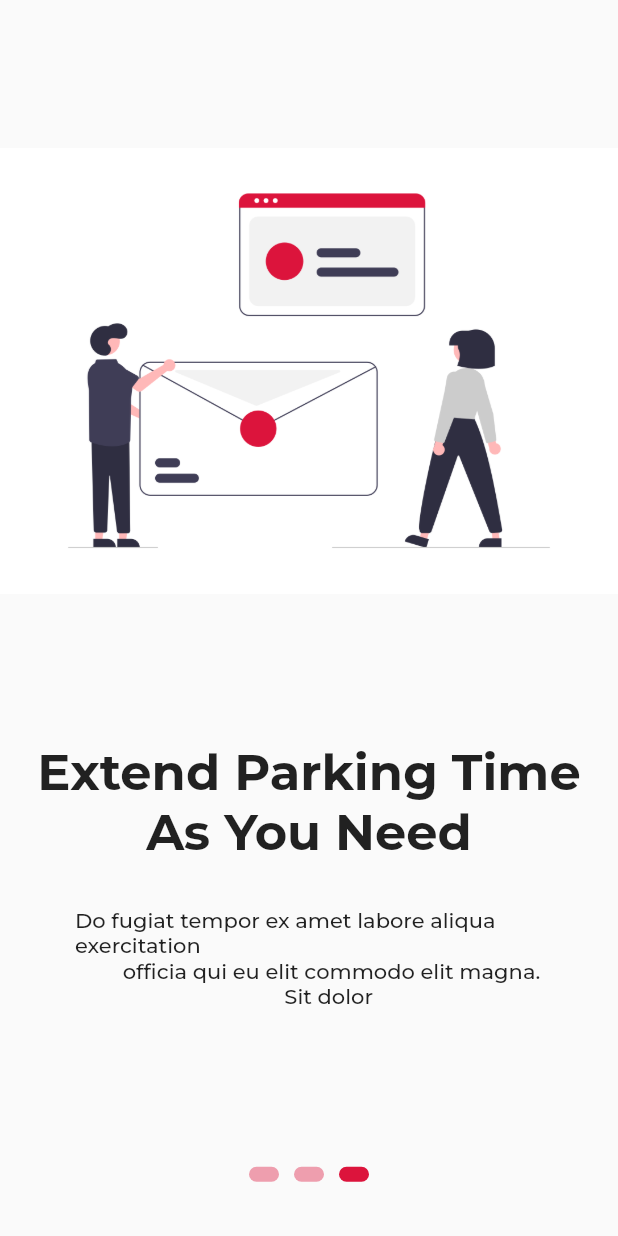
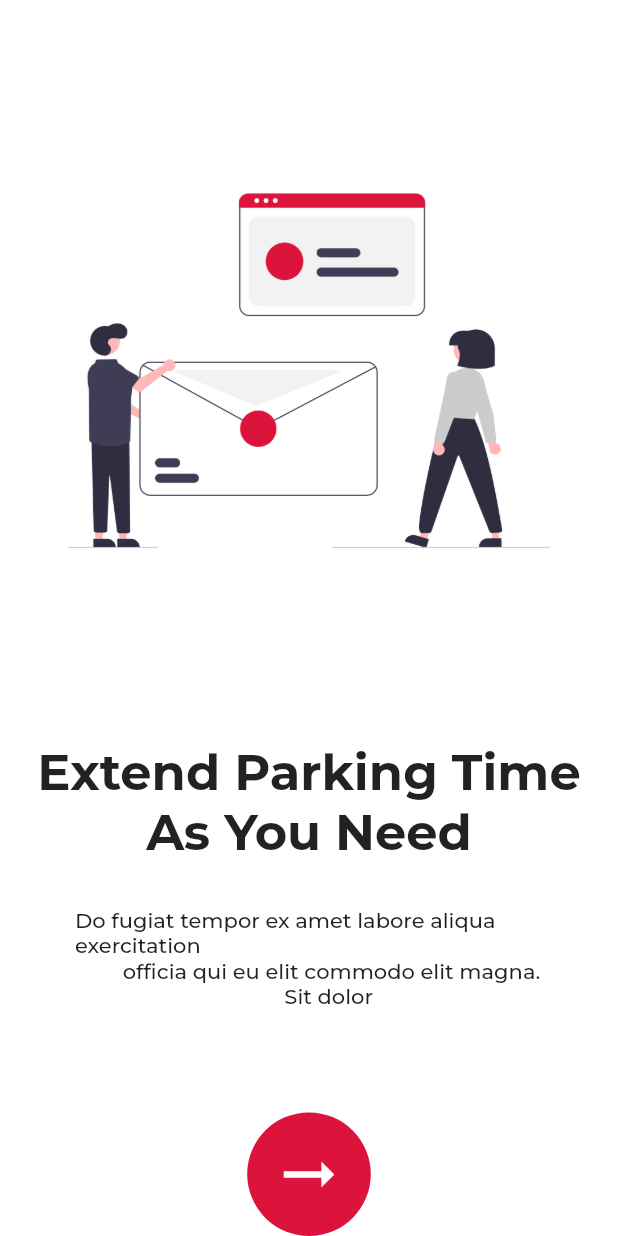
Before and after one commit to emqCOSC381/SmartParkingApp_flutter, a Flutter app: the screen it shows after launch, swiped to page 3, on a phone screen of 412 x 824 dp. Run offline on Flutter 3.47's test engine with Material 2 defaults, Android fonts, the phone set to English and light mode, and no system bars; our stand-ins replace google_fonts.

Commit message:
fixed dots and dark theme issue

```diff
--- a/lib/screens/onboard/onboard.dart
+++ b/lib/screens/onboard/onboard.dart
@@ -16,6 +16,7 @@ class _OnboardState extends State<Onboard> {
   @override
   Widget build(BuildContext context) {
     return Scaffold(
+      backgroundColor: Colors.white,
       body: PageView(
         children: <Widget>[
           // image,boldt1,boldt2,smallt1,smallt2, smallt3, pageColor
@@ -29,6 +30,9 @@ class _OnboardState extends State<Onboard> {
             dotColor1: Constants.primaryColor,
             dotColor2: Constants.primaryFaded,
             dotColor3: Constants.primaryFaded,
+            transparent: false,
+            context:context
+
             ),
           Onboard_(
             image:Constants.onboard2,
@@ -40,6 +44,9 @@ class _OnboardState extends State<Onboard> {
             dotColor1: Constants.primaryFaded,
             dotColor2: Constants.primaryColor,
             dotColor3: Constants.primaryFaded,
+            transparent: false,
+            context:context
+
             ),
           Onboard_(
             image:Constants.onboard3,
@@ -48,9 +55,11 @@ class _OnboardState extends State<Onboard> {
             smallt1:"Do fugiat tempor ex amet labore aliqua exercitation",
             smallt2:"officia qui eu elit commodo elit magna.",
             smallt3: "Sit dolor ",
-            dotColor1: Constants.primaryFaded,
-            dotColor2: Constants.primaryFaded,
-            dotColor3: Constants.primaryColor,
+            dotColor1: Colors.transparent,
+            dotColor2: Colors.transparent,
+            dotColor3: Colors.transparent,
+            transparent: true,
+            context:context
             ),
         ],
       ),
--- a/lib/utils/constants.dart
+++ b/lib/utils/constants.dart
@@ -15,6 +15,10 @@ class Constants{
   static final String onboard2 = "assets/imgs/png/onboard/onboard2.png";
   static final String onboard3 = "assets/imgs/png/onboard/onboard3.png";
 
+  static final String login1 = "assets/imgs/png/letsin/login3.png";
+
+
+
   //Dimensions
     static double width(BuildContext context){return MediaQuery.of(context).size.width;}
     static double height(BuildContext context){return MediaQuery.of(context).size.height;}
--- a/lib/widgets/onboard.dart
+++ b/lib/widgets/onboard.dart
@@ -1,5 +1,8 @@
+
+
 import 'package:flutter/material.dart';
 import 'package:google_fonts/google_fonts.dart';
+import 'package:parking/screens/authentication/login.dart';
 import 'package:parking/utils/constants.dart';
 
 class Onboard_ extends StatelessWidget {
@@ -12,6 +15,8 @@ class Onboard_ extends StatelessWidget {
   final Color dotColor1;
   final Color dotColor2;
   final Color dotColor3;
+  final bool transparent;
+  final BuildContext context;
 
   Onboard_({
     required this.image,
@@ -23,8 +28,9 @@ class Onboard_ extends StatelessWidget {
     required this.dotColor1,
     required this.dotColor2,
     required this.dotColor3,
+    required this.transparent,
+    required this.context,
   });
-
   @override
   Widget build(BuildContext context) {
     return Container(
@@ -70,7 +76,7 @@ class Onboard_ extends StatelessWidget {
           Container(
             height: Constants.height(context) * 0.1,
             width: Constants.width(context),
-            child: Row(
+            child: transparent? next(context) :Row(
               crossAxisAlignment: CrossAxisAlignment.center,
               mainAxisAlignment: MainAxisAlignment.center,
               children: [
@@ -86,7 +92,6 @@ class Onboard_ extends StatelessWidget {
       ),
     );
   }
-
   Container dots(Color color) {
     return Container(
       height: 10,
@@ -110,4 +115,23 @@ class Onboard_ extends StatelessWidget {
       style: GoogleFonts.montserrat(fontWeight: FontWeight.w700, fontSize: 33),
     );
   }
+
+  Container next(context) {
+    return Container(
+      child: GestureDetector(
+        onTap: (){
+          Navigator.push(context, MaterialPageRoute(builder: (context)=>Login()));
+        },
+        child: CircleAvatar(
+          backgroundColor: Constants.primaryColor,
+          foregroundColor: Constants.whiteColor,
+          child: Icon(
+            Icons.arrow_right_alt_sharp,
+            weight: 100,
+            size: 50,
+            ),
+        ),
+      ),
+    );
+  }
 }
```
Also changed, not shown: lib/screens/authentication/login.dart (added, +44 -0 lines), assets/imgs/png/letsin/login1.png (added).
